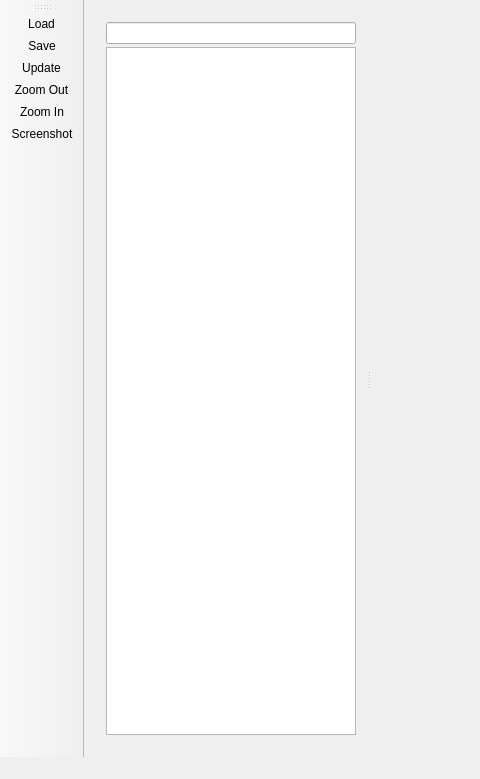
Before: the Qt Designer form mainwindow.ui in gamoeba/stagehand, drawn with Qt 5; both pictures show x 0 to 480 and y 0 to 779 of the 1000 by 779 pixel window.
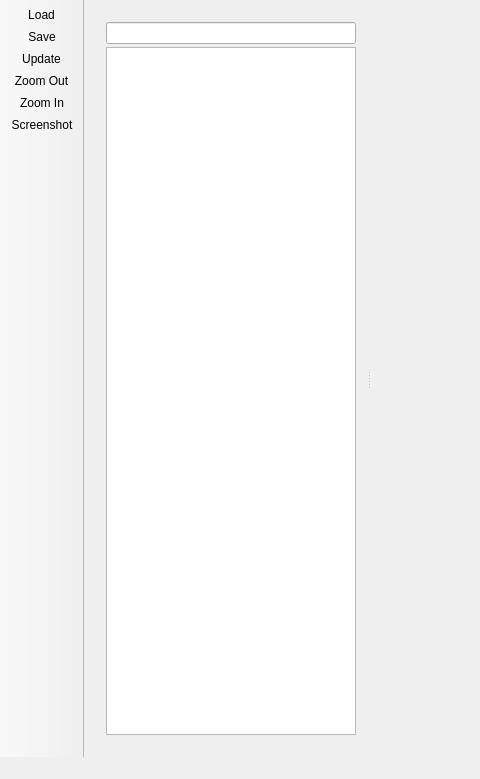
After: the same form once the commit is applied. Icons and pictures are not drawn.

```diff
--- a/mainwindow.ui
+++ b/mainwindow.ui
@@ -252,6 +252,9 @@
      <verstretch>0</verstretch>
     </sizepolicy>
    </property>
+   <property name="movable">
+    <bool>false</bool>
+   </property>
    <property name="floatable">
     <bool>false</bool>
    </property>
```
Left out of the diff: 3 changed lines with no effect on the pictures.
